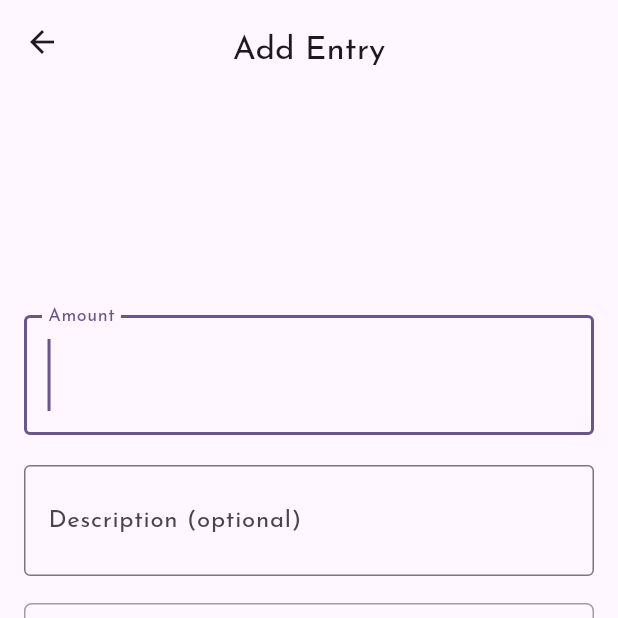
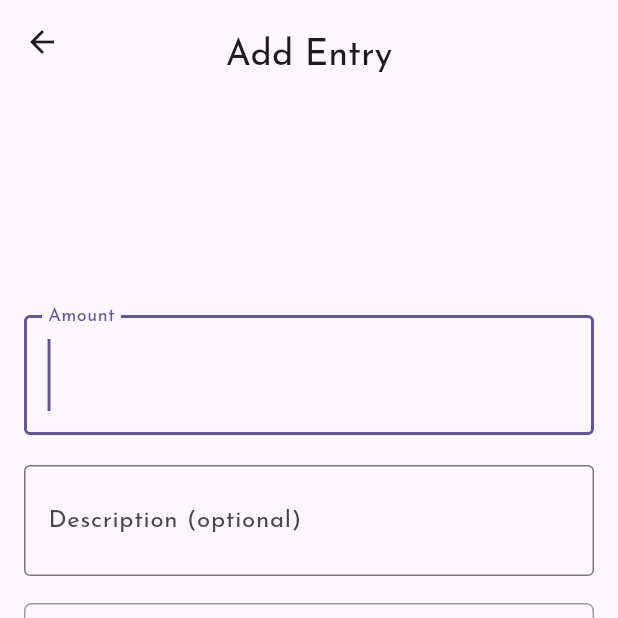
Before and after one commit to SametSahin10/super-simple-accountant, a Flutter app: the AddEntryScreen screen opened directly, on a phone screen of 412 x 824 dp, the top half of it. Run offline on Flutter 3.47's test engine with Material 3 defaults, Android fonts, the phone set to English and light mode, and no system bars; drawn by our look-alikes of google_mobile_ads; our stand-ins replace firebase_core, firebase_crashlytics, firebase_messaging, flutter_riverpod, freezed_annotation, google_fonts and 5 more; missing offline and left inert: universal_html; accounts and stored records are empty; generated files the repository leaves out were written again; network calls fail.

Commit message:
adjust app icon on AppBar to mobile but do not show it on mobile yet

```diff
--- a/lib/widgets/responsive_app_bar.dart
+++ b/lib/widgets/responsive_app_bar.dart
@@ -1,3 +1,4 @@
+import 'package:flutter/foundation.dart';
 import 'package:flutter/material.dart';
 import 'package:super_simple_accountant/assets.dart';
 import 'package:super_simple_accountant/extensions.dart';
@@ -72,12 +73,13 @@ class _TitleWithAppIcon extends StatelessWidget {
   Widget build(BuildContext context) {
     return Row(
       mainAxisAlignment: MainAxisAlignment.center,
+      crossAxisAlignment: CrossAxisAlignment.center,
       children: [
         ClipRRect(
-          borderRadius: BorderRadius.circular(24),
-          child: Image.asset(Assets.appIconRounded, scale: 3.2),
+          borderRadius: BorderRadius.circular(kIsWeb ? 24 : 10),
+          child: Image.asset(Assets.appIconRounded, scale: kIsWeb ? 3.2 : 6.3),
         ),
-        const SizedBox(width: 24),
+        const SizedBox(width: kIsWeb ? 24 : 16),
         _AppBarTitle(title: title),
       ],
     );
@@ -91,9 +93,12 @@ class _AppBarTitle extends StatelessWidget {
 
   @override
   Widget build(BuildContext context) {
-    return Text(
-      title,
-      style: TextStyle(fontSize: context.largerThanMobile ? 32 : 22),
+    return Padding(
+      padding: const EdgeInsets.only(top: 6),
+      child: Text(
+        title,
+        style: TextStyle(fontSize: context.largerThanMobile ? 32 : 24),
+      ),
     );
   }
 }
```
